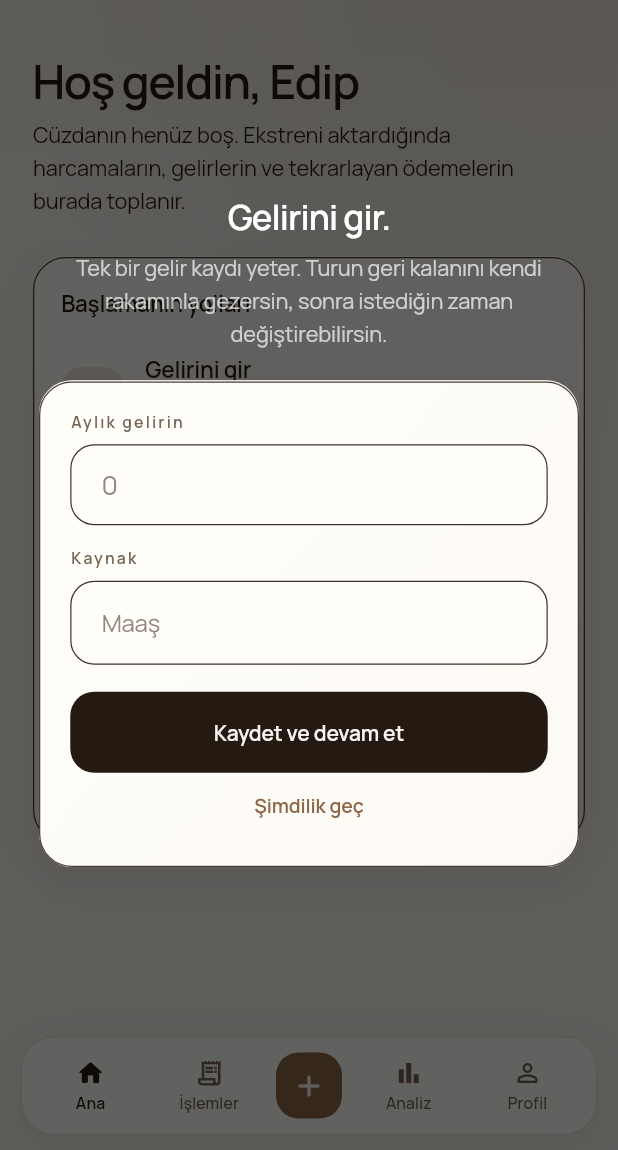
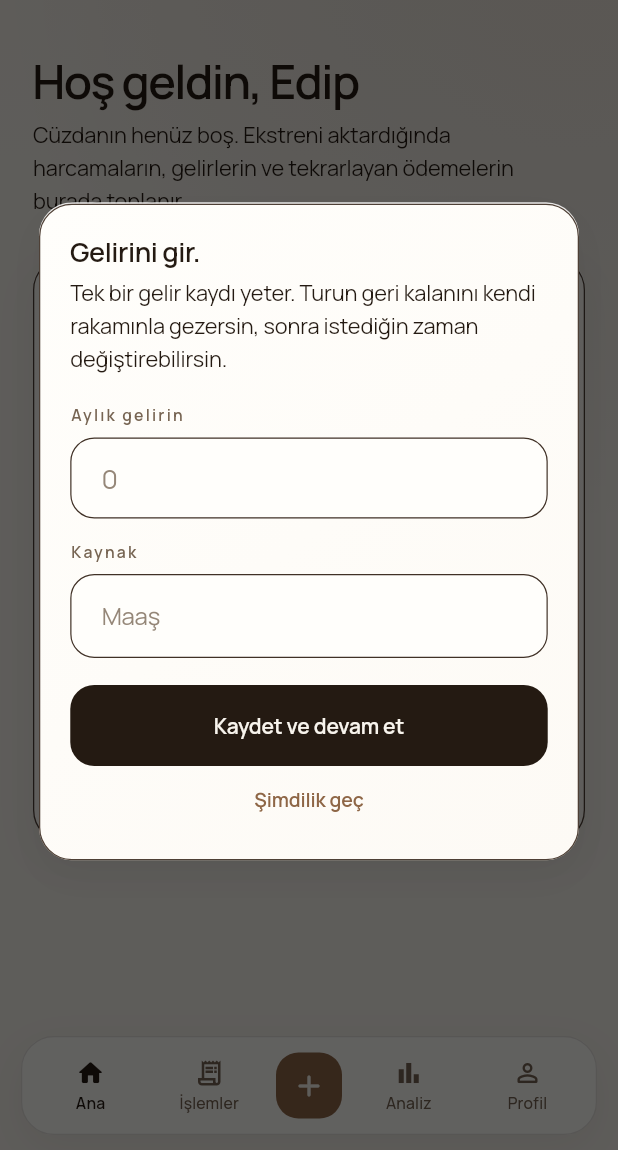
Before and after one commit to EdipMangtay/Folio_app, a Flutter app: the screen it shows after launch, on a phone screen of 412 x 824 dp, the part 86-1236 px from its top. Run offline on Flutter 3.47's test engine with Material 3 defaults, Android fonts, the phone set to English and light mode, and no system bars; our stand-ins replace camera, csv, file_picker, fl_chart, flutter_riverpod, go_router and 5 more; missing offline and left inert: excel, google_mlkit_text_recognition, syncfusion_flutter_pdf; accounts and stored records are empty.

Commit message:
Put the tour's copy inside the income card
On the device the heading and paragraph sat straight on the scrim with
the dashboard behind them, so "Gelirini gir." was printed across
"Başlamanın yolları" and the two were hard to tell apart. Darkening the
scrim would have hidden the symptom; giving the copy the card's own
background removes it.

Co-Authored-By: Claude Opus 5 <noreply@anthropic.com>

```diff
--- a/lib/presentation/tour/tour_overlay.dart
+++ b/lib/presentation/tour/tour_overlay.dart
@@ -181,11 +181,7 @@ class _SpotlightBubble extends StatelessWidget {
 }
 
 class _FormBubble extends StatelessWidget {
-  const _FormBubble({
-    required this.step,
-    required this.onIncome,
-    required this.onSkip,
-  });
+  const _FormBubble({required this.step, required this.onIncome, required this.onSkip});
 
   final TourFormStep step;
   final Future<void> Function(double amount, String source) onIncome;
@@ -193,24 +189,11 @@ class _FormBubble extends StatelessWidget {
 
   @override
   Widget build(BuildContext context) {
-    final ThemeData theme = Theme.of(context);
-    return Column(
-      mainAxisSize: MainAxisSize.min,
-      children: <Widget>[
-        Text(
-          step.title,
-          textAlign: TextAlign.center,
-          style: theme.textTheme.headlineMedium?.copyWith(color: Colors.white),
-        ),
-        const SizedBox(height: 10),
-        Text(
-          step.body,
-          textAlign: TextAlign.center,
-          style: theme.textTheme.bodyMedium?.copyWith(color: Colors.white70),
-        ),
-        const SizedBox(height: 20),
-        IncomeEntryCard(onSubmit: onIncome, onSkip: onSkip),
-      ],
+    return IncomeEntryCard(
+      title: step.title,
+      body: step.body,
+      onSubmit: onIncome,
+      onSkip: onSkip,
     );
   }
 }
--- a/lib/presentation/widgets/income_entry_card.dart
+++ b/lib/presentation/widgets/income_entry_card.dart
@@ -9,7 +9,19 @@ import 'premium_surface.dart';
 /// of the screen, which is where the skip control lives — it hid the button it
 /// was telling the user to press.
 class IncomeEntryCard extends StatefulWidget {
-  const IncomeEntryCard({required this.onSubmit, required this.onSkip, super.key});
+  const IncomeEntryCard({
+    required this.onSubmit,
+    required this.onSkip,
+    this.title,
+    this.body,
+    super.key,
+  });
+
+  /// Rendered inside the card when given. Headings placed outside it end up
+  /// floating over whatever the app is showing behind, which reads as two
+  /// pieces of text on top of each other.
+  final String? title;
+  final String? body;
 
   /// Called with a positive amount and the source the user typed, which may be
   /// empty. The card stays busy until this completes.
@@ -62,6 +74,14 @@ class _IncomeEntryCardState extends State<IncomeEntryCard> {
           mainAxisSize: MainAxisSize.min,
           crossAxisAlignment: CrossAxisAlignment.stretch,
           children: <Widget>[
+            if (widget.title != null) ...<Widget>[
+              Text(widget.title!, style: theme.textTheme.headlineSmall),
+              const SizedBox(height: 6),
+            ],
+            if (widget.body != null) ...<Widget>[
+              Text(widget.body!, style: theme.textTheme.bodyMedium),
+              const SizedBox(height: 20),
+            ],
             Text('Aylık gelirin', style: theme.textTheme.labelMedium),
             const SizedBox(height: 8),
             TextField(
```
